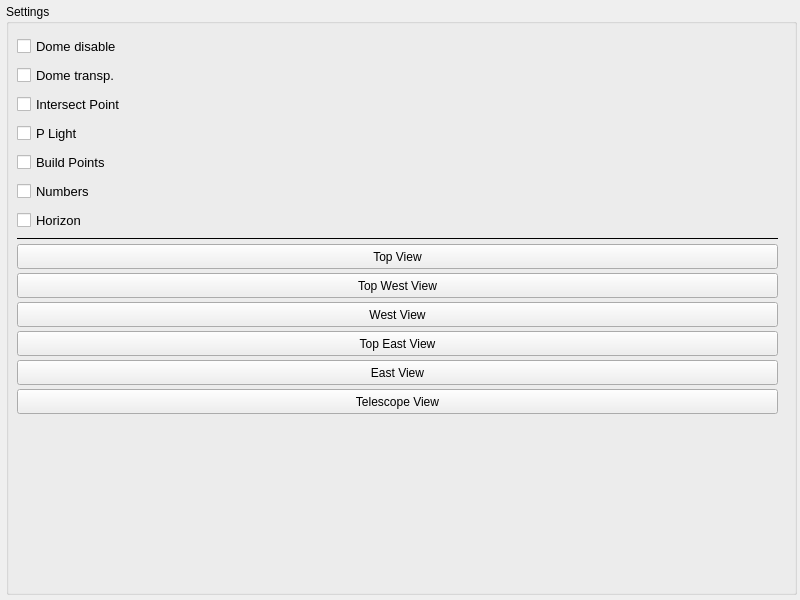
Old version of the form mw4/gui/widgets/simulator.ui in the repository mworion/MountWizzard4.
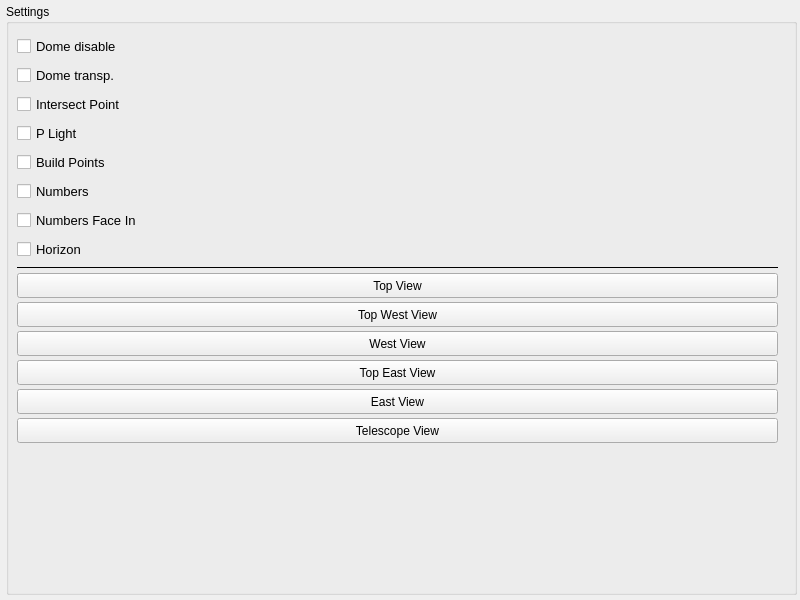
New version of the form.

```diff
--- a/mw4/gui/widgets/simulator.ui
+++ b/mw4/gui/widgets/simulator.ui
@@ -81,7 +81,7 @@
       <property name="large" stdset="0">
        <bool>true</bool>
       </property>
-      <layout class="QVBoxLayout" name="verticalLayout" stretch="0,0,0,0,0,0,0,0,0,0,0,0,0,0,0">
+      <layout class="QVBoxLayout" name="verticalLayout" stretch="0,0,0,0,0,0,0,0,0,0,0,0,0,0,0,0">
        <property name="spacing">
         <number>4</number>
        </property>
@@ -217,6 +217,24 @@
          </property>
         </widget>
        </item>
+       <item>
+        <widget class="QCheckBox" name="checkNumbersFaceIn">
+         <property name="minimumSize">
+          <size>
+           <width>0</width>
+           <height>25</height>
+          </size>
+         </property>
+         <property name="font">
+          <font>
+           <pointsize>10</pointsize>
+          </font>
+         </property>
+         <property name="text">
+          <string>Numbers Face In</string>
+         </property>
+        </widget>
+       </item>
        <item>
         <widget class="QCheckBox" name="checkShowHorizon">
          <property name="minimumSize">
```
